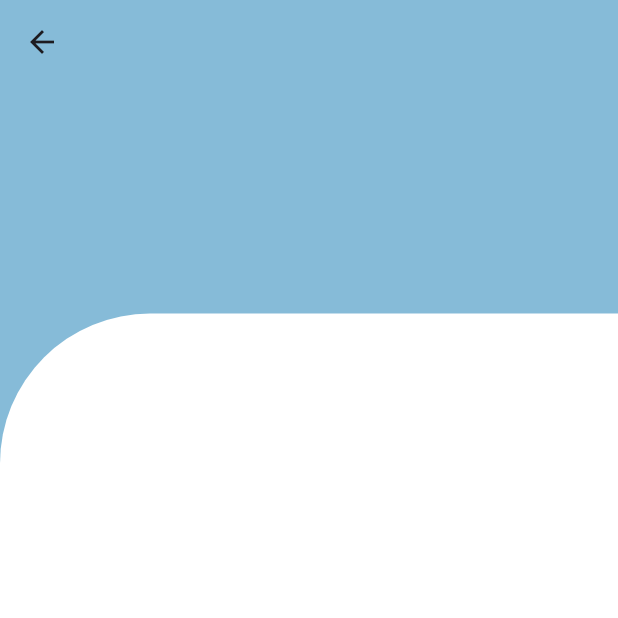
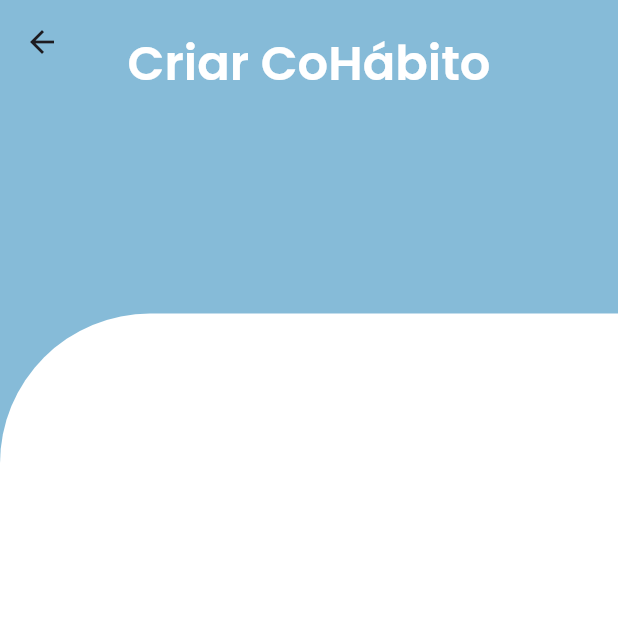
Before and after one commit to CoHabito-Dev/Front, a Flutter app: the CreateCoHabitoScreen screen opened directly, on a phone screen of 412 x 824 dp, the top half of it. Run offline on Flutter 3.47's test engine with Material 3 defaults, Android fonts, the phone set to English and light mode, and no system bars; project files that could hold a hidden picture were left out.

Commit message:
Adiciona os títulos dos headers das páginas

```diff
--- a/co_habito/lib/screens/CoHabitoScreen.dart
+++ b/co_habito/lib/screens/CoHabitoScreen.dart
@@ -1,14 +1,17 @@
 import 'package:co_habito/AppColors.dart';
 import 'package:co_habito/components/BodyWithSmallHeader.dart';
+import 'package:co_habito/components/HeaderTitle.dart';
 import 'package:co_habito/components/SmallHeader.dart';
 import 'package:flutter/material.dart';
 
 class CoHabitoScreen extends StatelessWidget{
+  final String coHabitoName;
+  CoHabitoScreen({required this.coHabitoName});
   @override
   Widget build(BuildContext context) {
     return Scaffold(
       backgroundColor: AppColors.Carolina_Blue,
-      appBar: SmallHeader(),
+      appBar: SmallHeader(title: HeaderTitle(title: coHabitoName, fontSize: 30)),
       body: BodyWithSmallHeader(),
     );
   }
--- a/co_habito/lib/screens/CreateCoHabitoScreen.dart
+++ b/co_habito/lib/screens/CreateCoHabitoScreen.dart
@@ -1,5 +1,6 @@
 import 'package:co_habito/AppColors.dart';
 import 'package:co_habito/components/BodyWithSmallHeader.dart';
+import 'package:co_habito/components/HeaderTitle.dart';
 import 'package:co_habito/components/SmallHeader.dart';
 import 'package:flutter/material.dart';
 
@@ -8,7 +9,7 @@ class CreateCoHabitoScreen extends StatelessWidget{
   Widget build(BuildContext context) {
     return Scaffold(
       backgroundColor: AppColors.Carolina_Blue,
-      appBar: SmallHeader(),
+      appBar: SmallHeader(title: HeaderTitle(title: "Criar CoHábito", fontSize: 32),),
       body: BodyWithSmallHeader(),
     );
   }
--- a/co_habito/lib/screens/CreateTaskScreen.dart
+++ b/co_habito/lib/screens/CreateTaskScreen.dart
@@ -1,5 +1,6 @@
 import 'package:co_habito/AppColors.dart';
 import 'package:co_habito/components/BodyWithSmallHeader.dart';
+import 'package:co_habito/components/HeaderTitle.dart';
 import 'package:co_habito/components/SmallHeader.dart';
 import 'package:flutter/material.dart';
 
@@ -8,7 +9,7 @@ class CreateTaskScreen extends StatelessWidget{
   Widget build(BuildContext context) {
     return Scaffold(
       backgroundColor: AppColors.Carolina_Blue,
-      appBar: SmallHeader(),
+      appBar: SmallHeader(title: HeaderTitle(title: "Criar Tarefa", fontSize: 32),),
       body: BodyWithSmallHeader(),
     );
   }
--- a/co_habito/lib/screens/EnterCoHabitoScreen.dart
+++ b/co_habito/lib/screens/EnterCoHabitoScreen.dart
@@ -1,5 +1,6 @@
 import 'package:co_habito/AppColors.dart';
 import 'package:co_habito/components/BodyWithSmallHeader.dart';
+import 'package:co_habito/components/HeaderTitle.dart';
 import 'package:co_habito/components/SmallHeader.dart';
 import 'package:flutter/material.dart';
 
@@ -8,7 +9,7 @@ class EnterCoHabitoScreen extends StatelessWidget{
   Widget build(BuildContext context) {
     return Scaffold(
       backgroundColor: AppColors.Carolina_Blue,
-      appBar: SmallHeader(),
+      appBar: SmallHeader(title: HeaderTitle(title: "Entrar em CoHábito", fontSize: 24),),
       body: BodyWithSmallHeader()
     );
   }
--- a/co_habito/lib/screens/RegisterScreen.dart
+++ b/co_habito/lib/screens/RegisterScreen.dart
@@ -1,5 +1,6 @@
 import 'package:co_habito/AppColors.dart';
 import 'package:co_habito/components/BodyWithSmallHeader.dart';
+import 'package:co_habito/components/HeaderTitle.dart';
 import 'package:co_habito/components/SmallHeader.dart';
 import 'package:flutter/material.dart';
 
@@ -8,7 +9,7 @@ class RegisterScreen extends StatelessWidget{
   Widget build(BuildContext context) {
     return Scaffold(
       backgroundColor: AppColors.Carolina_Blue,
-      appBar: SmallHeader(),
+      appBar: SmallHeader(title: HeaderTitle(title: "Cadastrar", fontSize: 36),),
       body: BodyWithSmallHeader()
     );
   }
--- a/co_habito/lib/screens/SelectCoHabitoScreen.dart
+++ b/co_habito/lib/screens/SelectCoHabitoScreen.dart
@@ -1,5 +1,6 @@
 import 'package:co_habito/AppColors.dart';
 import 'package:co_habito/components/BodyWithSmallHeader.dart';
+import 'package:co_habito/components/HeaderTitle.dart';
 import 'package:co_habito/components/SmallHeader.dart';
 import 'package:flutter/material.dart';
 
@@ -8,7 +9,7 @@ class SelectCoHabitoScreen extends StatelessWidget{
   Widget build(BuildContext context) {
     return Scaffold(
       backgroundColor: AppColors.Carolina_Blue,
-      appBar: SmallHeader(),
+      appBar: SmallHeader(title: HeaderTitle(title: "Seus CoHábitos", fontSize: 30),),
       body: BodyWithSmallHeader(),
     );
   }
--- a/co_habito/lib/screens/SelectTasksScreen.dart
+++ b/co_habito/lib/screens/SelectTasksScreen.dart
@@ -1,5 +1,6 @@
 import 'package:co_habito/AppColors.dart';
 import 'package:co_habito/components/BodyWithSmallHeader.dart';
+import 'package:co_habito/components/HeaderTitle.dart';
 import 'package:co_habito/components/SmallHeader.dart';
 import 'package:flutter/material.dart';
 
@@ -8,7 +9,7 @@ class SelectTasksScreen extends StatelessWidget{
   Widget build(BuildContext context) {
     return Scaffold(
       backgroundColor: AppColors.Carolina_Blue,
-      appBar: SmallHeader(),
+      appBar: SmallHeader(title: HeaderTitle(title: "Selecionar Tarefas", fontSize: 26),),
       body: BodyWithSmallHeader()
     );
   }
--- a/co_habito/lib/screens/ShareCoHabitoScreen.dart
+++ b/co_habito/lib/screens/ShareCoHabitoScreen.dart
@@ -1,5 +1,6 @@
 import 'package:co_habito/AppColors.dart';
 import 'package:co_habito/components/BodyWithSmallHeader.dart';
+import 'package:co_habito/components/HeaderTitle.dart';
 import 'package:co_habito/components/SmallHeader.dart';
 import 'package:flutter/material.dart';
 
@@ -8,7 +9,7 @@ class ShareCoHabitoScreen extends StatelessWidget{
   Widget build(BuildContext context) {
     return Scaffold(
       backgroundColor: AppColors.Carolina_Blue,
-      appBar: SmallHeader(),
+      appBar: SmallHeader(title: HeaderTitle(title: "Convite CoHábito", fontSize: 26),),
       body: BodyWithSmallHeader()
     );
   }
--- a/co_habito/lib/screens/StartScreen.dart
+++ b/co_habito/lib/screens/StartScreen.dart
@@ -1,5 +1,6 @@
 import 'package:co_habito/AppColors.dart';
 import 'package:co_habito/components/BodyWithLargeHeader.dart';
+import 'package:co_habito/components/HeaderTitle.dart';
 import 'package:co_habito/components/LargeHeader.dart';
 import 'package:flutter/material.dart';
 
@@ -8,7 +9,7 @@ class StartScreen extends StatelessWidget{
   Widget build(BuildContext context) {
     return Scaffold(
       backgroundColor: AppColors.Carolina_Blue,
-      appBar: LargeHeader(),
+      appBar: LargeHeader(title: HeaderTitle(title: "CoHábito", fontSize: 40)),
       body: BodyWithLargeHeader(),
     );
   }
--- a/co_habito/lib/screens/TaskDifficultyScreen.dart
+++ b/co_habito/lib/screens/TaskDifficultyScreen.dart
@@ -1,14 +1,17 @@
 import 'package:co_habito/AppColors.dart';
 import 'package:co_habito/components/BodyWithSmallHeader.dart';
+import 'package:co_habito/components/HeaderTitle.dart';
 import 'package:co_habito/components/SmallHeader.dart';
 import 'package:flutter/material.dart';
 
 class TaskDifficultyScreen extends StatelessWidget{
+  final String taskTitle;
+  TaskDifficultyScreen({required this.taskTitle});
   @override
   Widget build(BuildContext context) {
     return Scaffold(
       backgroundColor: AppColors.Carolina_Blue,
-      appBar: SmallHeader(),
+      appBar: SmallHeader(title: HeaderTitle(title: taskTitle, fontSize: 30),),
       body: BodyWithSmallHeader()
     );
   }
```
